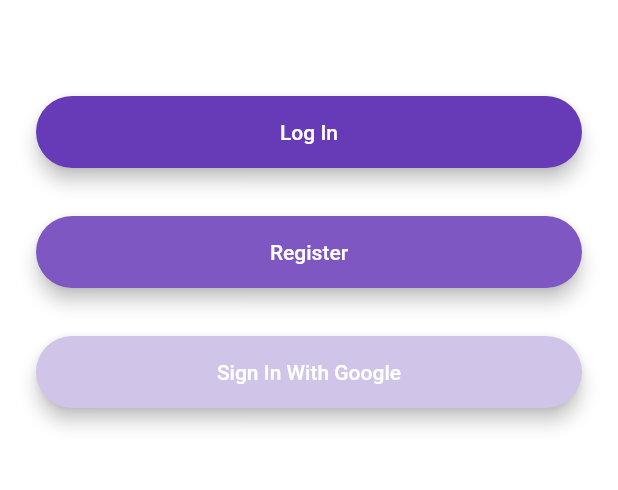
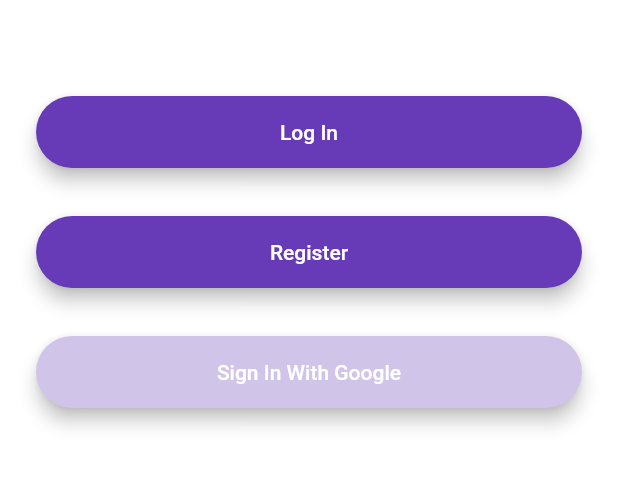
Before and after one commit to Coding-Club-IITG/Git-Workshop-flutter, a Flutter app: the screen it shows after launch, on a phone screen of 412 x 824 dp, the part 447-937 px from its top. Run offline on Flutter 3.47's test engine with Material 2 defaults, Android fonts, the phone set to English and light mode, and no system bars; drawn by our look-alikes of animated_text_kit; our stand-ins replace cloud_firestore, firebase_auth, firebase_core, modal_progress_hud; accounts and stored records are empty.

Commit message:
Improved Color Button, fixed issue_10

```diff
--- a/lib/screens/welcome_screen.dart
+++ b/lib/screens/welcome_screen.dart
@@ -1,9 +1,9 @@
+import 'package:animated_text_kit/animated_text_kit.dart';
+import 'package:flutter/material.dart';
+import 'package:todoapp/components/rounded_button.dart';
 import 'package:todoapp/constants.dart';
 import 'package:todoapp/screens/login_screen.dart';
 import 'package:todoapp/screens/registration_screen.dart';
-import 'package:flutter/material.dart';
-import 'package:animated_text_kit/animated_text_kit.dart';
-import 'package:todoapp/components/rounded_button.dart';
 
 class WelcomeScreen extends StatefulWidget {
   static String id = 'welcome_screen';
@@ -84,7 +84,7 @@ class _WelcomeScreenState extends State<WelcomeScreen>
               },
             ),
             RoundedButton(
-              color: Colors.deepPurple[400],
+              color: Colors.deepPurple,
               text: 'Register',
               onPressed: () {
                 Navigator.pushNamed(context, RegistrationScreen.id);
```
Also changed, not shown: pubspec.lock, 4 other files.
